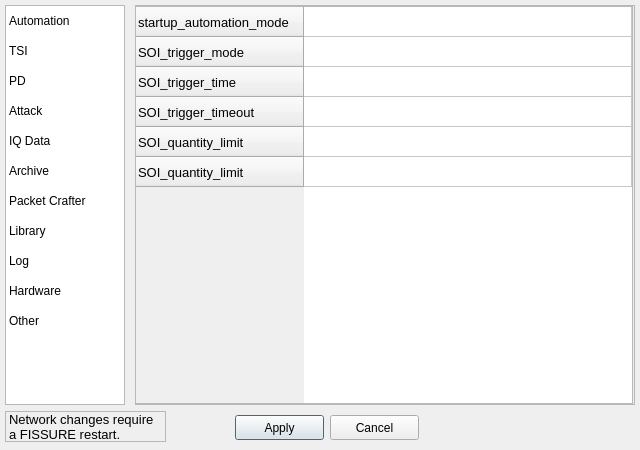
Before: the Qt Designer form UI/options.ui in ainfosec/FISSURE, drawn with Qt 5.
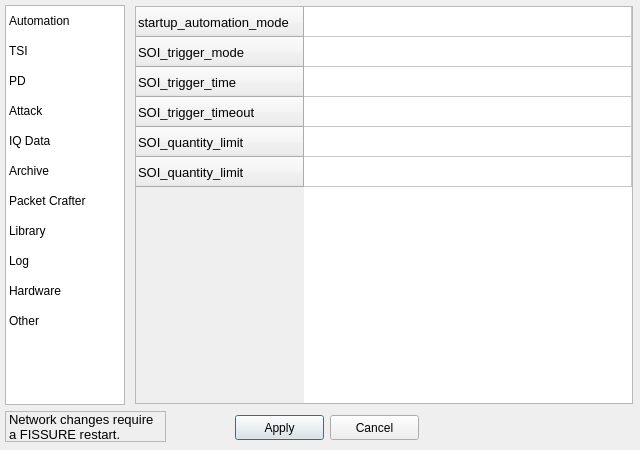
After: the same form once the commit is applied.

Patch:
```diff
--- a/UI/options.ui
+++ b/UI/options.ui
@@ -107,12 +107,6 @@
      <height>400</height>
     </rect>
    </property>
-   <property name="frameShape">
-    <enum>QFrame::StyledPanel</enum>
-   </property>
-   <property name="frameShadow">
-    <enum>QFrame::Raised</enum>
-   </property>
    <widget class="QStackedWidget" name="stackedWidget_options">
     <property name="geometry">
      <rect>
```
